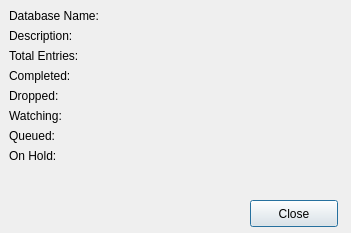
First picture: the form in interfaces/ui/statsDialog.ui, repository HarHar/Futaam, before the edit.
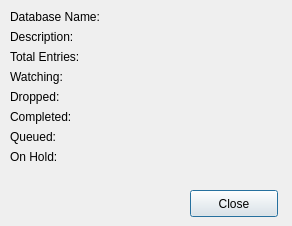
Second picture: the form after the edit.

Commit message: moved the stats and details dialogs to new menu entries under the view label

What changed in the file:
```diff
--- a/interfaces/ui/statsDialog.ui
+++ b/interfaces/ui/statsDialog.ui
@@ -6,8 +6,8 @@
    <rect>
     <x>0</x>
     <y>0</y>
-    <width>351</width>
-    <height>233</height>
+    <width>292</width>
+    <height>226</height>
    </rect>
   </property>
   <property name="windowTitle">
@@ -16,8 +16,8 @@
   <widget class="QPushButton" name="closeButton">
    <property name="geometry">
     <rect>
-     <x>250</x>
-     <y>200</y>
+     <x>190</x>
+     <y>190</y>
      <width>88</width>
      <height>27</height>
     </rect>
@@ -29,13 +29,16 @@
   <widget class="QWidget" name="formLayoutWidget">
    <property name="geometry">
     <rect>
-     <x>9</x>
-     <y>9</y>
-     <width>331</width>
-     <height>181</height>
+     <x>10</x>
+     <y>10</y>
+     <width>271</width>
+     <height>171</height>
     </rect>
    </property>
    <layout class="QFormLayout" name="formLayout">
+    <property name="fieldGrowthPolicy">
+     <enum>QFormLayout::AllNonFixedFieldsGrow</enum>
+    </property>
     <item row="0" column="0">
      <widget class="QLabel" name="databaseNameLabel">
       <property name="text">
@@ -43,6 +46,16 @@
       </property>
      </widget>
     </item>
+    <item row="0" column="1">
+     <widget class="QLabel" name="dbNameLabel">
+      <property name="text">
+       <string/>
+      </property>
+      <property name="alignment">
+       <set>Qt::AlignRight|Qt::AlignTrailing|Qt::AlignVCenter</set>
+      </property>
+     </widget>
+    </item>
     <item row="1" column="0">
      <widget class="QLabel" name="descriptionLabel">
       <property name="text">
@@ -50,6 +63,16 @@
       </property>
      </widget>
     </item>
+    <item row="1" column="1">
+     <widget class="QLabel" name="dbDescriptionLabel">
+      <property name="text">
+       <string/>
+      </property>
+      <property name="alignment">
+       <set>Qt::AlignRight|Qt::AlignTrailing|Qt::AlignVCenter</set>
+      </property>
+     </widget>
+    </item>
     <item row="2" column="0">
      <widget class="QLabel" name="totalEntriesLabel">
       <property name="text">
@@ -57,10 +80,30 @@
       </property>
      </widget>
     </item>
+    <item row="2" column="1">
+     <widget class="QLabel" name="entryNumLabel">
+      <property name="text">
+       <string/>
+      </property>
+      <property name="alignment">
+       <set>Qt::AlignRight|Qt::AlignTrailing|Qt::AlignVCenter</set>
+      </property>
+     </widget>
+    </item>
     <item row="3" column="0">
      <widget class="QLabel" name="percentageCompletedLabel">
       <property name="text">
-       <string>Completed:</string>
+       <string>Watching:</string>
+      </property>
+     </widget>
+    </item>
+    <item row="3" column="1">
+     <widget class="QLabel" name="numCompletedLabel">
+      <property name="text">
+       <string/>
+      </property>
+      <property name="alignment">
+       <set>Qt::AlignRight|Qt::AlignTrailing|Qt::AlignVCenter</set>
       </property>
      </widget>
     </item>
@@ -71,10 +114,30 @@
       </property>
      </widget>
     </item>
+    <item row="4" column="1">
+     <widget class="QLabel" name="numDroppedLabel">
+      <property name="text">
+       <string/>
+      </property>
+      <property name="alignment">
+       <set>Qt::AlignRight|Qt::AlignTrailing|Qt::AlignVCenter</set>
+      </property>
+     </widget>
+    </item>
     <item row="5" column="0">
      <widget class="QLabel" name="watchingLabel">
       <property name="text">
-       <string>Watching:</string>
+       <string>Completed:</string>
+      </property>
+     </widget>
+    </item>
+    <item row="5" column="1">
+     <widget class="QLabel" name="numWatchedLabel">
+      <property name="text">
+       <string/>
+      </property>
+      <property name="alignment">
+       <set>Qt::AlignRight|Qt::AlignTrailing|Qt::AlignVCenter</set>
       </property>
      </widget>
     </item>
@@ -132,6 +195,9 @@
       <property name="text">
        <string/>
       </property>
+      <property name="alignment">
+       <set>Qt::AlignRight|Qt::AlignTrailing|Qt::AlignVCenter</set>
+      </property>
      </widget>
     </item>
     <item row="7" column="0">
@@ -146,6 +212,9 @@
       <property name="text">
        <string/>
       </property>
+      <property name="alignment">
+       <set>Qt::AlignRight|Qt::AlignTrailing|Qt::AlignVCenter</set>
+      </property>
      </widget>
     </item>
    </layout>
```
Left out of the diff: 42 changed lines with no effect on the pictures. The commit also changes 1 other file.
